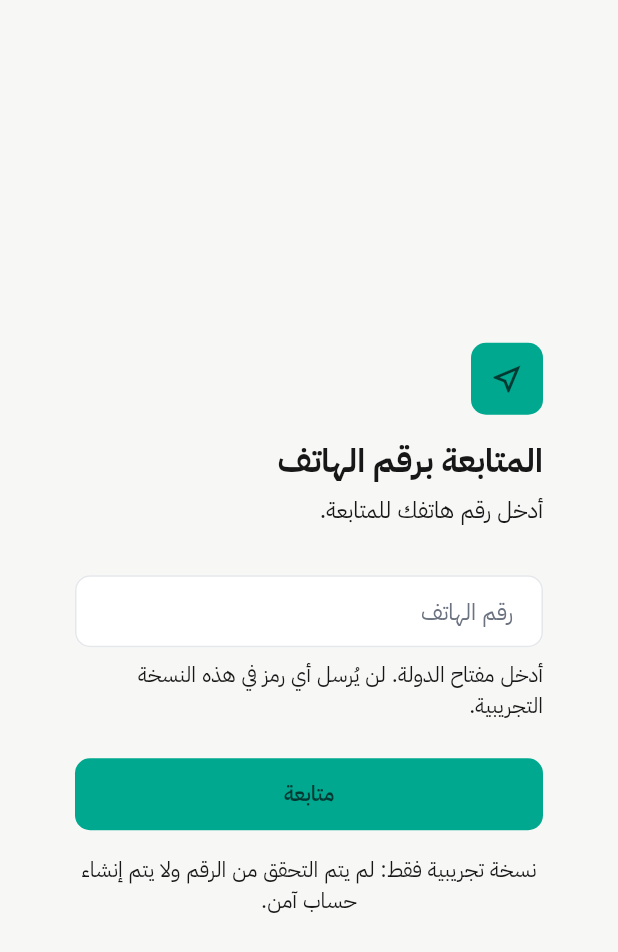
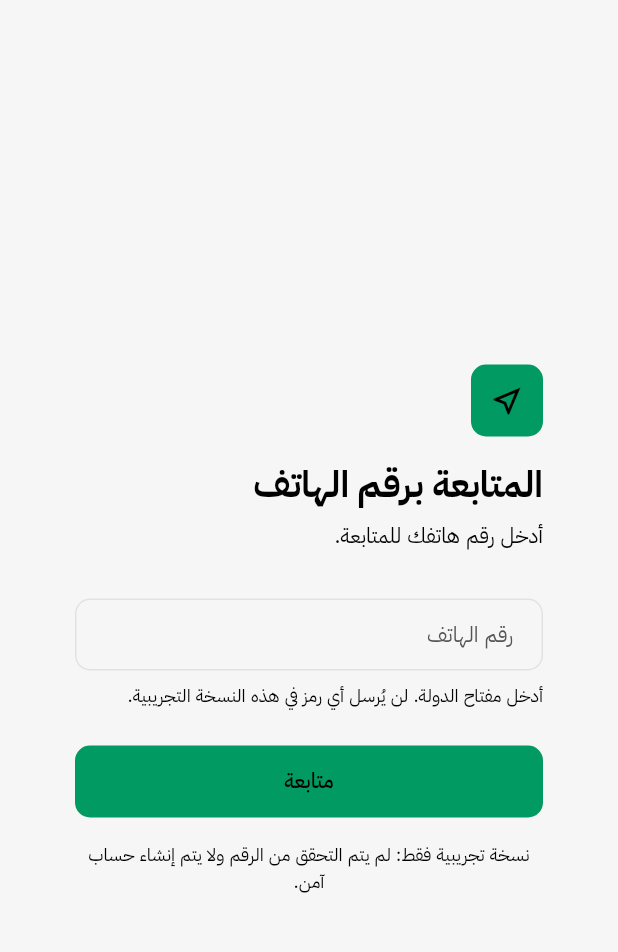
Before and after one commit to AliAshour2/mosafer, a Flutter app: the AuthSignInPage screen opened by its route, on a phone screen of 412 x 824 dp. Shown: the top 952 px of the screen. Run offline on Flutter 3.47's test engine with Material 3 defaults, Android fonts, the light colour scheme and no system bars; our stand-ins replace flutter_riverpod, go_router, riverpod_annotation, supabase_flutter; accounts and stored records are empty; generated files the repository leaves out were written again.

Commit message:
Refactor code structure for improved readability and maintainability

```diff
--- a/lib/core/design_system/components/inputs/app_text_field.dart
+++ b/lib/core/design_system/components/inputs/app_text_field.dart
@@ -80,7 +80,7 @@
         prefixIcon: prefixIcon,
         suffixIcon: suffixIcon,
         fillColor: enabled
-            ? theme.colorScheme.surface
+            ? theme.inputDecorationTheme.fillColor ?? theme.colorScheme.surface
             : semanticColors.disabledBackground,
       ),
     );
--- a/lib/core/design_system/theme/light_theme.dart
+++ b/lib/core/design_system/theme/light_theme.dart
@@ -14,6 +14,8 @@
     onPrimaryContainer: AppColors.onPrimaryContainer,
     secondary: AppColors.primaryDark,
     onSecondary: AppColors.onSecondary,
+    secondaryContainer: AppColors.primaryLight,
+    onSecondaryContainer: AppColors.onPrimaryContainer,
     error: AppColors.error,
     onError: AppColors.onError,
     errorContainer: AppColors.errorLight,
@@ -49,7 +51,7 @@
     ),
     inputDecorationTheme: InputDecorationTheme(
       filled: true,
-      fillColor: AppColors.surface,
+      fillColor: AppColors.surfaceMuted,
       contentPadding: const EdgeInsets.symmetric(
         horizontal: AppSpacing.lg,
         vertical: AppSpacing.md,
@@ -90,6 +92,28 @@
         shape: AppRadius.mediumShape,
         textStyle: textTheme.labelLarge,
         elevation: 0,
+      ).copyWith(
+        backgroundColor: WidgetStateProperty.resolveWith<Color?>((states) {
+          if (states.contains(WidgetState.disabled)) {
+            return AppColors.disabledBackground;
+          }
+          if (states.contains(WidgetState.pressed)) {
+            return AppColors.brandPressed;
+          }
+          if (states.contains(WidgetState.hovered)) {
+            return AppColors.brandHover;
+          }
+          return AppColors.brand;
+        }),
+        foregroundColor: WidgetStateProperty.resolveWith<Color?>((states) {
+          if (states.contains(WidgetState.disabled)) {
+            return AppColors.disabledText;
+          }
+          if (states.contains(WidgetState.pressed)) {
+            return AppColors.surface;
+          }
+          return AppColors.ink;
+        }),
       ),
     ),
     filledButtonTheme: FilledButtonThemeData(
--- a/lib/core/design_system/tokens/app_colors.dart
+++ b/lib/core/design_system/tokens/app_colors.dart
@@ -3,34 +3,54 @@
 class AppColors {
   AppColors._();
 
-  static const primary = Color(0xFF00A88F);
-  static const primaryDark = Color(0xFF008F7A);
-  static const primaryLight = Color(0xFFE6F7F4);
-  static const onPrimary = Color(0xFF003A32);
-  static const onPrimaryContainer = primaryDark;
+  static const ink = Color(0xFF000000);
+  static const surface = Color(0xFFFFFFFF);
+  static const surfaceMuted = Color(0xFFF6F6F6);
+  static const brand = Color(0xFF009A62);
+  static const brandDark = Color(0xFF007A4D);
+  static const brandDarker = Color(0xFF00603D);
+  static const brandLight = Color(0xFFE4F5EE);
+  static const brandHover = Color(0xFF008A57);
+  static const brandPressed = brandDark;
+
+  static const gray50 = Color(0xFFF6F6F6);
+  static const gray100 = Color(0xFFEEEEEE);
+  static const gray200 = Color(0xFFE2E2E2);
+  static const gray300 = Color(0xFFCBCBCB);
+  static const gray400 = Color(0xFFAFAFAF);
+  static const gray500 = Color(0xFF757575);
+  static const gray600 = Color(0xFF545454);
+  static const gray700 = Color(0xFF333333);
+  static const gray800 = Color(0xFF1F1F1F);
+  static const gray900 = ink;
+
+  static const primary = brand;
+  static const primaryDark = brandDark;
+  static const primaryLight = brandLight;
+  static const onPrimary = ink;
+  static const onPrimaryContainer = brandDarker;
   static const onSecondary = Color(0xFFFFFFFF);
   static const onError = Color(0xFFFFFFFF);
   static const onErrorContainer = Color(0xFF7F1D1D);
-  static const darkPrimary = Color(0xFF50D5BF);
-  static const darkOnPrimary = Color(0xFF00372F);
-  static const darkPrimaryOnContainer = Color(0xFFA9F2E3);
+  static const darkPrimary = brand;
+  static const darkOnPrimary = ink;
+  static const darkPrimaryOnContainer = brandLight;
   static const darkOnError = Color(0xFF3B1010);
   static const darkOnErrorContainer = Color(0xFFFECACA);
 
-  static const background = Color(0xFFF7F8F6);
-  static const surface = Color(0xFFFFFFFF);
-  static const surfaceVariant = Color(0xFFF3F4F6);
-  static const textPrimary = Color(0xFF171717);
-  static const textSecondary = Color(0xFF6B7280);
-  static const textTertiary = Color(0xFF9CA3AF);
-  static const border = Color(0xFFE5E7EB);
-  static const divider = Color(0xFFEEF0F0);
-  static const disabledBackground = Color(0xFFF3F4F6);
-  static const disabledText = Color(0xFF9CA3AF);
+  static const background = surfaceMuted;
+  static const surfaceVariant = surfaceMuted;
+  static const textPrimary = ink;
+  static const textSecondary = gray600;
+  static const textTertiary = gray500;
+  static const border = gray200;
+  static const divider = gray100;
+  static const disabledBackground = gray50;
+  static const disabledText = gray500;
 
-  static const success = Color(0xFF16A34A);
-  static const successForeground = Color(0xFF166534);
-  static const successLight = Color(0xFFDCFCE7);
+  static const success = Color(0xFF059669);
+  static const successForeground = brandDarker;
+  static const successLight = brandLight;
   static const warning = Color(0xFFF59E0B);
   static const warningForeground = Color(0xFF92400E);
   static const warningLight = Color(0xFFFEF3C7);
@@ -41,26 +61,26 @@
   static const infoForeground = Color(0xFF1D4ED8);
   static const infoLight = Color(0xFFDBEAFE);
 
-  static const darkBackground = Color(0xFF111513);
-  static const darkSurface = Color(0xFF1A211F);
-  static const darkSurfaceVariant = Color(0xFF252D2A);
-  static const darkTextPrimary = Color(0xFFF3F4F4);
-  static const darkTextSecondary = Color(0xFFB0BAB6);
-  static const darkTextTertiary = Color(0xFF89948F);
-  static const darkBorder = Color(0xFF35403C);
-  static const darkDivider = Color(0xFF2A332F);
-  static const darkDisabledBackground = Color(0xFF252D2A);
-  static const darkDisabledText = Color(0xFF89948F);
+  static const darkBackground = ink;
+  static const darkSurface = gray800;
+  static const darkSurfaceVariant = gray700;
+  static const darkTextPrimary = gray50;
+  static const darkTextSecondary = gray300;
+  static const darkTextTertiary = gray400;
+  static const darkBorder = gray600;
+  static const darkDivider = gray700;
+  static const darkDisabledBackground = gray800;
+  static const darkDisabledText = gray500;
 
-  static const darkSuccess = Color(0xFF4ADE80);
-  static const darkSuccessContainer = Color(0xFF12351F);
+  static const darkSuccess = Color(0xFF6EE7B7);
+  static const darkSuccessContainer = Color(0xFF064E3B);
   static const darkWarning = Color(0xFFFBBF24);
   static const darkWarningContainer = Color(0xFF3A2D0D);
   static const darkError = Color(0xFFF87171);
   static const darkErrorContainer = Color(0xFF3D1717);
   static const darkInfo = Color(0xFF60A5FA);
   static const darkInfoContainer = Color(0xFF142C47);
-  static const darkPrimaryContainer = Color(0xFF123B34);
+  static const darkPrimaryContainer = brandDarker;
 }
 
 @immutable
--- a/pubspec.yaml
+++ b/pubspec.yaml
@@ -82,6 +82,10 @@
           weight: 600
         - asset: assets/fonts/ibm_plex_sans_arabic/ibm-plex-sans-arabic-bold.ttf
           weight: 700
+    - family: JetBrains Mono
+      fonts:
+        - asset: assets/fonts/jetbrains_mono/jetbrains-mono-regular.ttf
+          weight: 400
 
   # To add assets to your application, add an assets section, like this:
   # assets:
```
Also changed, not shown: assets/fonts/jetbrains_mono/OFL.txt (added, +93 -0 lines), lib/core/design_system/theme/dark_theme.dart (+24 -0 lines), lib/core/design_system/tokens/app_typography.dart (+25 -16 lines), assets/fonts/jetbrains_mono/jetbrains-mono-regular.ttf (added), 2 other files.
